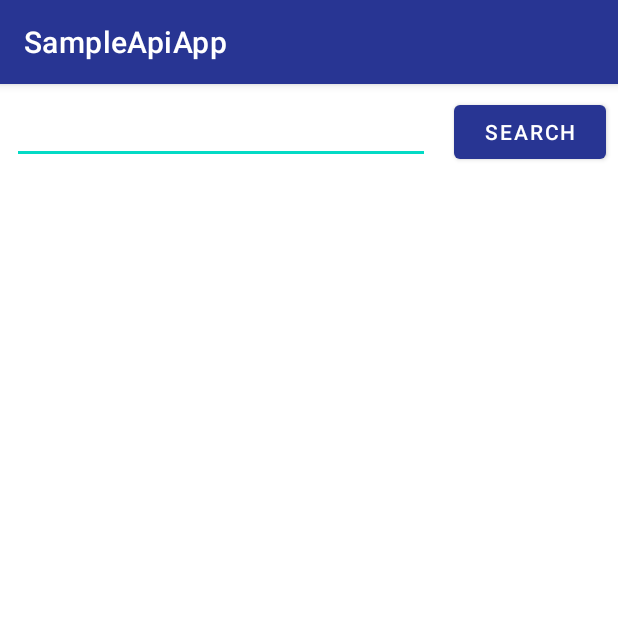
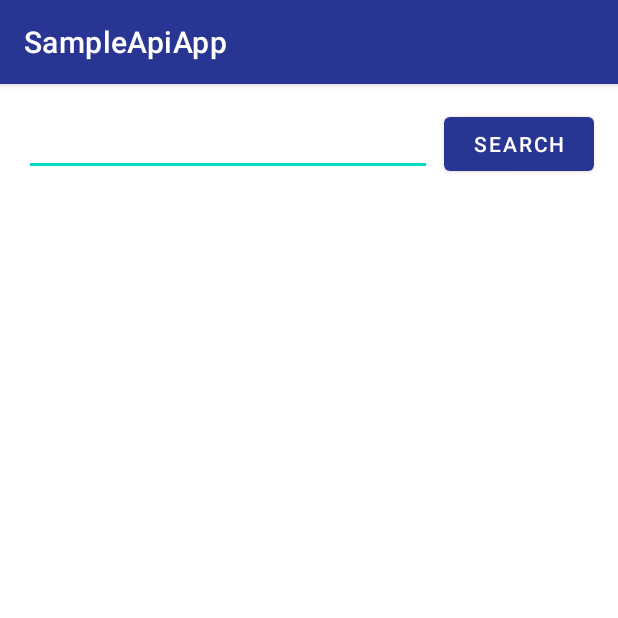
Before and after one commit to TadashiCZ/sample-api-app, an Android app: the screen it shows after launch (MainActivity), on a phone screen of 412 x 824 dp, the top half of it. Run offline under Robolectric (Android 15) with nearby library versions, the phone set to English and light mode, and no system bars.

Commit message:
design main activity into Material

```diff
--- a/SampleApiApp/app/src/main/java/cz/tadeasvalenta/sample/MainActivity.kt
+++ b/SampleApiApp/app/src/main/java/cz/tadeasvalenta/sample/MainActivity.kt
@@ -4,6 +4,7 @@ import android.os.Bundle
 import android.view.View
 import androidx.appcompat.app.AppCompatActivity
 import androidx.lifecycle.Observer
+import androidx.recyclerview.widget.DividerItemDecoration
 import androidx.recyclerview.widget.LinearLayoutManager
 import cz.tadeasvalenta.sample.domain.ApiResponse
 import cz.tadeasvalenta.sample.domain.ApiSuccessResponse
@@ -27,19 +28,20 @@ class MainActivity : AppCompatActivity() {
         rvSearchResults.layoutManager = LinearLayoutManager(this)
         rvSearchResults.adapter = RecyclerViewAdapter(searchResults)
         rvSearchResults.setHasFixedSize(true)
+        rvSearchResults.addItemDecoration(DividerItemDecoration(applicationContext, DividerItemDecoration.VERTICAL))
         btnSearch.setOnClickListener {
-            pbCircualProgress.visibility = View.VISIBLE
+            //TODO: add loading indicator
             val response = iApi.searchRepositories(etSearchInput.text.toString())
             response.observe(this, Observer { data ->
                 putDataIntoRecycler(data)
             })
-            pbCircualProgress.visibility = View.INVISIBLE
         }
     }
 
 
     private fun putDataIntoRecycler(data: ApiResponse<RepoSearchResponse>?) {
         if (data is ApiSuccessResponse<RepoSearchResponse>) {
+            searchResults.clear()
             val repos = data.body.items
             for (repo in repos){
                 searchResults.add(repo)
--- a/SampleApiApp/app/src/main/java/cz/tadeasvalenta/sample/SearchResultViewHolder.kt
+++ b/SampleApiApp/app/src/main/java/cz/tadeasvalenta/sample/SearchResultViewHolder.kt
@@ -10,12 +10,12 @@ class SearchResultViewHolder(inflater: LayoutInflater, parent: ViewGroup) :
     RecyclerView.ViewHolder(inflater.inflate(R.layout.search_result_item, parent, false)) {
 
     var tvName: TextView = itemView.findViewById(R.id.tvName)
-    var tvCreatedAt: TextView = itemView.findViewById(R.id.tvCreatedAt)
+    var tvDescription: TextView = itemView.findViewById(R.id.tvDescription)
     var tvStars: TextView = itemView.findViewById(R.id.tvStars)
 
     fun bind(repo: RepoDataItem){
         tvName.text = repo.name
-        tvCreatedAt.text = repo.createdAt
+        tvDescription.text = repo.description ?: "Missing description"
         tvStars.text = repo.stargazersCount.toString()
     }
 
--- a/SampleApiApp/app/src/main/res/layout/activity_main.xml
+++ b/SampleApiApp/app/src/main/res/layout/activity_main.xml
@@ -15,25 +15,26 @@
     <LinearLayout
         android:layout_width="match_parent"
         android:layout_height="match_parent"
-        android:orientation="vertical">
+        android:orientation="vertical"
+        android:layout_marginHorizontal="16dp">
 
         <LinearLayout
             android:layout_width="match_parent"
             android:layout_height="wrap_content"
-            android:orientation="horizontal">
+            android:orientation="horizontal"
+            android:layout_marginVertical="16dp">
 
             <com.google.android.material.textfield.TextInputEditText
                 android:id="@+id/etSearchInput"
                 android:layout_width="fill_parent"
                 android:layout_height="wrap_content"
-                android:layout_margin="8dp"
                 android:layout_weight="1" />
 
             <Button
                 android:id="@+id/btnSearch"
                 android:layout_width="fill_parent"
                 android:layout_height="wrap_content"
-                android:layout_margin="8dp"
+                android:layout_marginLeft="8dp"
                 android:layout_weight="2.5"
                 android:text="@string/search_prompt" />
         </LinearLayout>
```
Also changed, not shown: SampleApiApp/app/src/main/res/layout/search_result_item.xml (+16 -14 lines).
